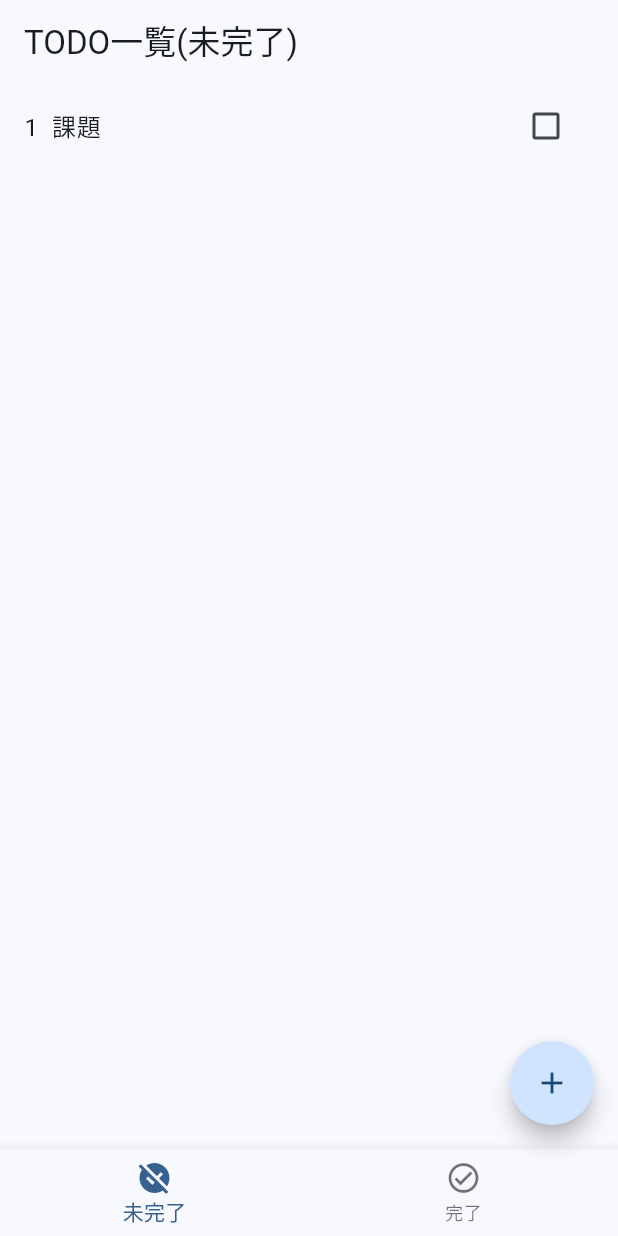
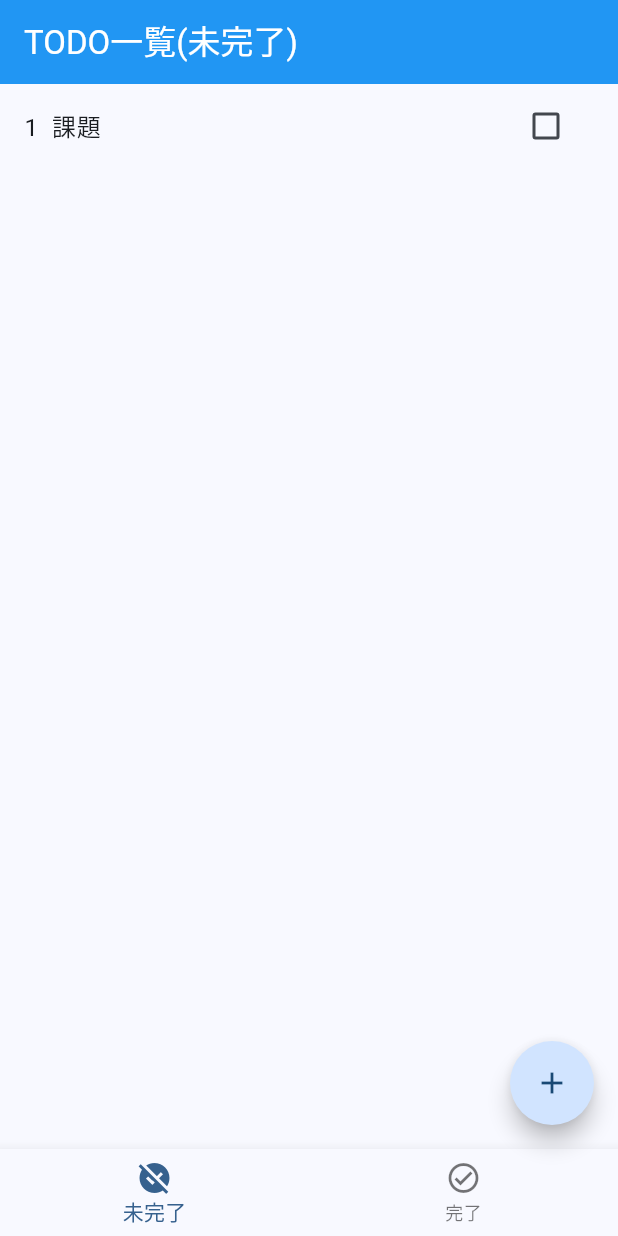
Before and after one commit to TomoyaMizumori/documents, a Flutter app: the screen it shows after launch, on a phone screen of 412 x 824 dp. Run offline on Flutter 3.47's test engine with Material 3 defaults, Android fonts, the phone set to English and light mode, and no system bars.

Commit message:
headerColor, form雛形

```diff
--- a/flutter/todo_practice/lib/todo_list.dart
+++ b/flutter/todo_practice/lib/todo_list.dart
@@ -1,4 +1,5 @@
 import 'package:flutter/material.dart';
+import 'package:todo_practice/todo_detail.dart';
 import 'package:todo_practice/todo_item.dart';
 
 class TodoList extends StatefulWidget {
@@ -26,9 +27,17 @@ class _TodoList extends State<TodoList> {
   Widget build(BuildContext context) {
     return Scaffold(
       appBar: AppBar(
-          title: bottomIndex == 0
-              ? const Text('TODO一覧(未完了)')
-              : const Text('TODO一覧(完了)')),
+        title: bottomIndex == 0
+            ? const Text(
+                'TODO一覧(未完了)',
+                style: TextStyle(color: Colors.white),
+              )
+            : const Text(
+                'TODO一覧(完了)',
+                style: TextStyle(color: Colors.white),
+              ),
+        backgroundColor: Colors.blue,
+      ),
       body: Column(
         mainAxisAlignment: MainAxisAlignment.center,
         children: [
@@ -49,6 +58,10 @@ class _TodoList extends State<TodoList> {
                         },
                       );
                     }),
+                onTap: () => Navigator.of(context)
+                    .push(MaterialPageRoute(builder: (context) {
+                  return const TodoDetail();
+                })),
               );
             },
           ))
```
Also changed, not shown: flutter/todo_practice/lib/todo_detail.dart (+62 -0 lines).
